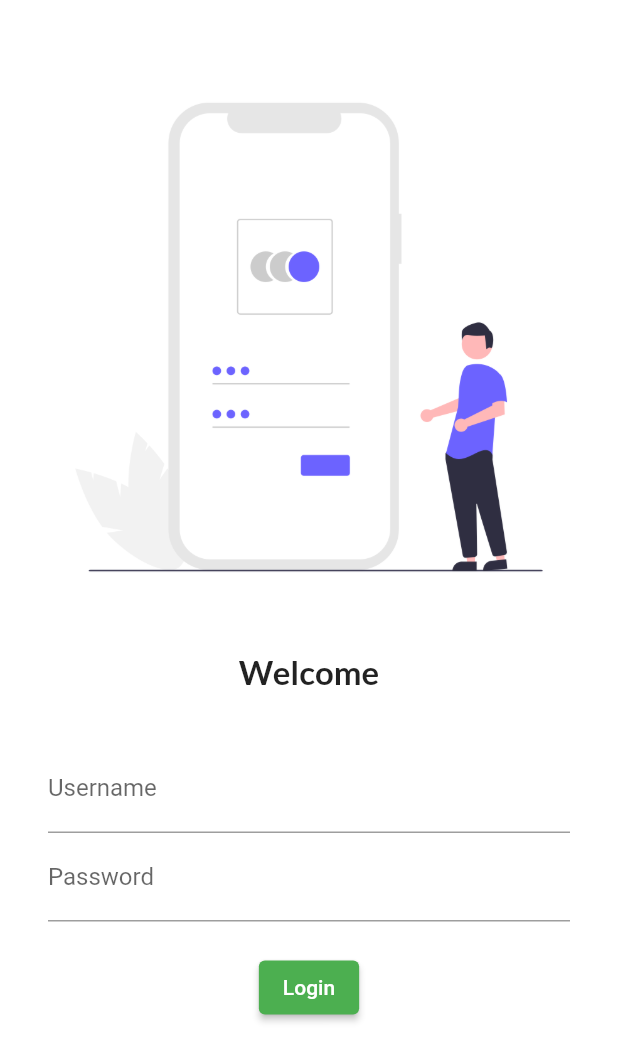
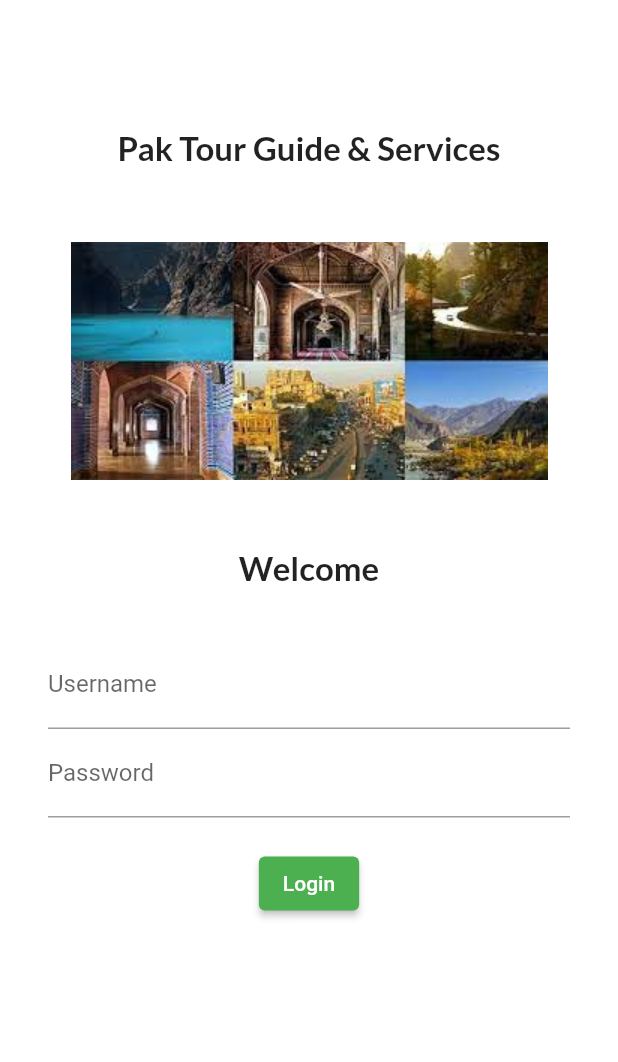
Before and after one commit to Aquib69/PakTourGuideServices, a Flutter app: the screen it shows after launch, on a phone screen of 412 x 824 dp. Shown: the top 1062 px of the screen. Run offline on Flutter 3.47's test engine with Material 2 defaults, Android fonts, the phone set to English and light mode, and no system bars; our stand-ins replace google_fonts.

Commit message:
day 4 completed

```diff
--- a/lib/pages/login_page.dart
+++ b/lib/pages/login_page.dart
@@ -12,14 +12,25 @@ class LoginPage extends StatelessWidget {
         child: Column(
           children: [
             SizedBox(
-              height: 35.0,
+              height: 85.0,
+            ),
+            Text(
+              "Pak Tour Guide & Services",
+              style: GoogleFonts.lato(
+                fontStyle: FontStyle.normal,
+                fontSize: 22,
+                fontWeight: FontWeight.bold,
+              ),
+            ),
+            SizedBox(
+              height: 50.0,
             ),
             Image.asset(
-              "assets/images/login_page.png",
+              "assets/images/login_page.jpg",
               fit: BoxFit.contain,
             ),
             SizedBox(
-              height: 20.0,
+              height: 45.0,
             ),
             Text(
               "Welcome",
```
Also changed, not shown: assets/images/login_page.jpg (added).
